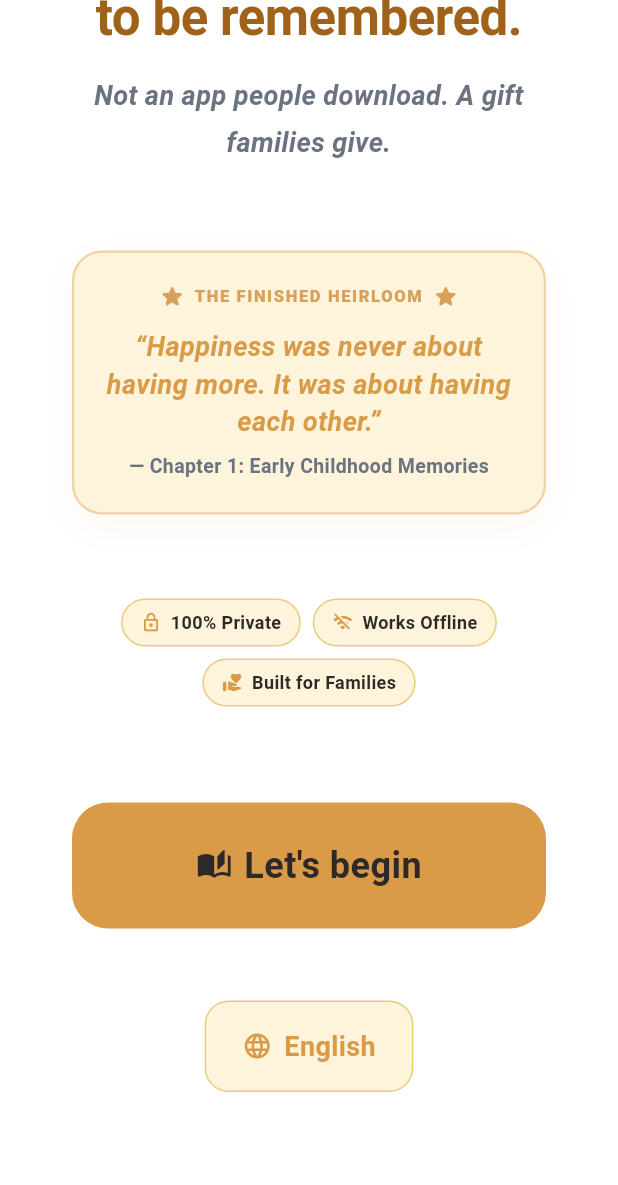
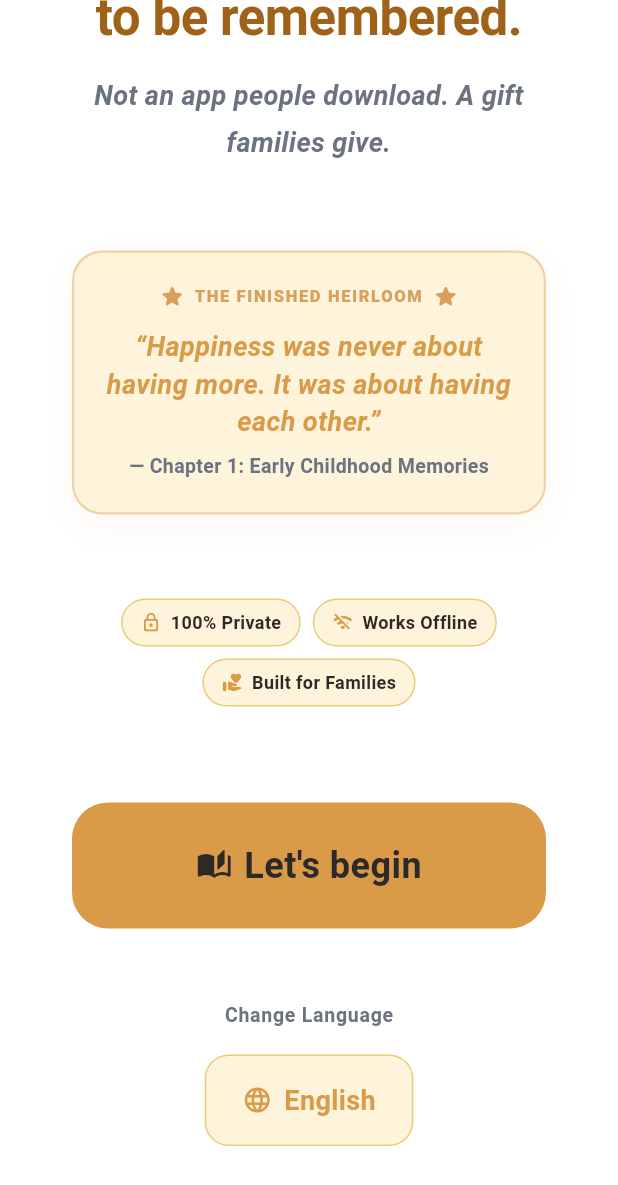
Before and after one commit to Kushtrvedi/my-parents-story, a Flutter app: the LandingScreen screen opened directly, scrolled down 243 dp, on a phone screen of 412 x 824 dp. Shown: the top 1185 px of the screen. Run offline on Flutter 3.47's test engine with Material 3 defaults, Android fonts, the phone set to English and light mode, and no system bars; our stand-ins replace flutter_tts, google_fonts, google_generative_ai, google_sign_in, hive, hive_flutter and 3 more; missing offline and left inert: dart:html, dart:js_interop, dart:ui_web, extension_google_sign_in_as_googleapis_auth, googleapis; accounts and stored records are empty; Roboto replaces fonts that are missing (Gelasio, Kanit).

Commit message:
Add title above language selector

```diff
--- a/lib/screens/landing_screen.dart
+++ b/lib/screens/landing_screen.dart
@@ -223,6 +223,16 @@ class _LandingScreenState extends State<LandingScreen> {
               const SizedBox(height: AppSpacing.xl),
 
               // Language selector
+              Text(
+                'Change Language',
+                style: AppTypography.caption.copyWith(
+                  color: AppColors.textLight,
+                  fontWeight: FontWeight.w600,
+                  fontSize: 13,
+                  letterSpacing: 0.5,
+                ),
+              ),
+              const SizedBox(height: AppSpacing.s),
               GestureDetector(
                 onTap: () => _showLanguagePicker(context),
                 child: Container(
```
